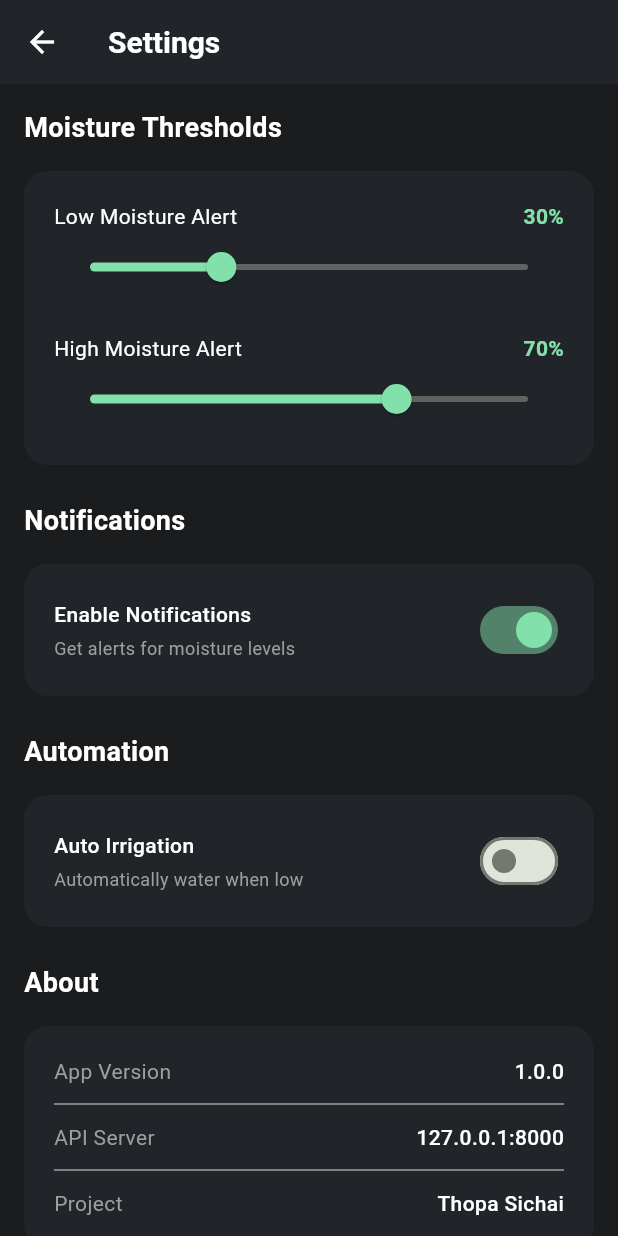
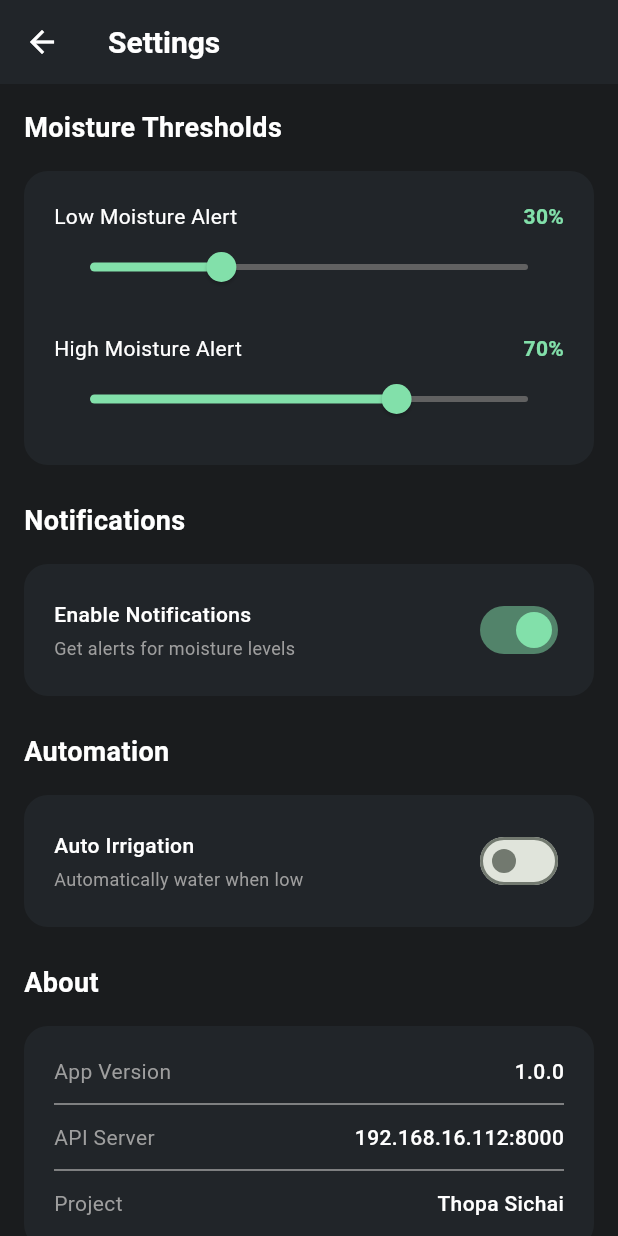
Before and after one commit to imarobot00/ThopaSichai_Frontend, a Flutter app: the SettingsScreen screen opened directly, on a phone screen of 412 x 824 dp. Run offline on Flutter 3.47's test engine with Material 3 defaults, Android fonts, the phone set to English and light mode, and no system bars; our stand-ins replace fl_chart, shared_preferences; accounts and stored records are empty; network calls fail.

Commit message:
first Build

```diff
--- a/thopa_sichai_app/lib/screens/device_list_screen.dart
+++ b/thopa_sichai_app/lib/screens/device_list_screen.dart
@@ -28,7 +28,7 @@ class _DeviceListScreenState extends State<DeviceListScreen> {
 
     try {
       final response = await http.get(
-        Uri.parse('http://127.0.0.1:8000/api/soil-moisture/'),
+        Uri.parse('http://192.168.16.112:8000/api/soil-moisture/'),
       );
 
       if (response.statusCode == 200) {
--- a/thopa_sichai_app/lib/screens/history_screen.dart
+++ b/thopa_sichai_app/lib/screens/history_screen.dart
@@ -30,7 +30,7 @@ class _HistoryScreenState extends State<HistoryScreen> {
 
     try {
       final response = await http.get(
-        Uri.parse('http://127.0.0.1:8000/api/soil-moisture/'),
+        Uri.parse('http://192.168.16.112:8000/api/soil-moisture/'),
       );
 
       if (response.statusCode == 200) {
--- a/thopa_sichai_app/lib/screens/settings_screen.dart
+++ b/thopa_sichai_app/lib/screens/settings_screen.dart
@@ -246,7 +246,7 @@ class _SettingsScreenState extends State<SettingsScreen> {
                 children: [
                   _buildInfoRow('App Version', '1.0.0'),
                   const Divider(height: 24, color: Colors.grey),
-                  _buildInfoRow('API Server', '127.0.0.1:8000'),
+                  _buildInfoRow('API Server', '192.168.16.112:8000'),
                   const Divider(height: 24, color: Colors.grey),
                   _buildInfoRow('Project', 'Thopa Sichai'),
                 ],
--- a/thopa_sichai_app/lib/screens/soil_moisture_screen.dart
+++ b/thopa_sichai_app/lib/screens/soil_moisture_screen.dart
@@ -30,7 +30,7 @@ class _SoilMoistureScreenState extends State<SoilMoistureScreen> {
 
     try {
       final response = await http.get(
-        Uri.parse('http://127.0.0.1:8000/api/soil-moisture/'),
+        Uri.parse('http://192.168.16.112:8000/api/soil-moisture/'),
       );
 
       if (response.statusCode == 200) {
```
Also changed, not shown: thopa_sichai_app/lib/services/api_service.dart (+24 -6 lines), 6 other files.
